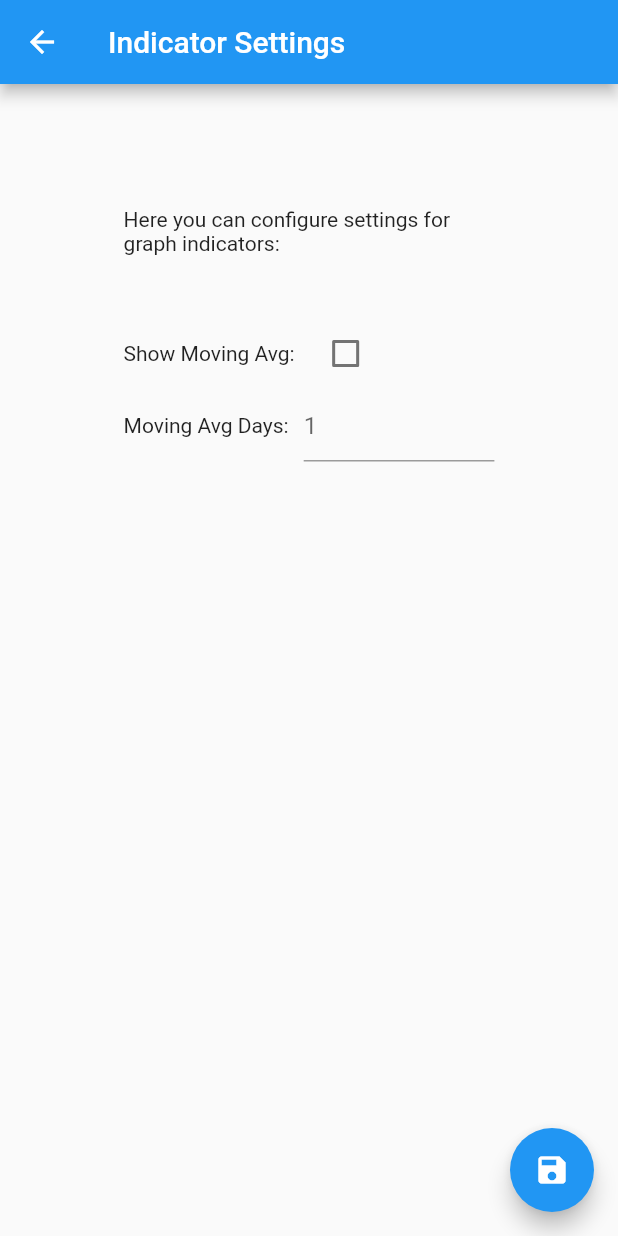
After one commit to dem42/bismuth, a Flutter app: the screen it shows after launch, after a tap on the "show chart" icon, on a phone screen of 412 x 824 dp. The commit adds this screen. Run offline on Flutter 3.47's test engine with Material 2 defaults, Android fonts, the phone set to English and light mode, and no system bars; our stand-ins replace charts_flutter, sembast; missing offline and left inert: page_view_indicator.

Commit message:
added moving avg indicator -> mvp done

```diff
--- a/lib/choice.dart
+++ b/lib/choice.dart
@@ -8,11 +8,12 @@ class Choice {
   final ChoiceActionType actionType;
 }
 
-enum ChoiceActionType { NEW_TRACK, DELETE_TRACK, CLEAR_DB, NEW_GROUP, DELETE_GROUP, OTHER }
+enum ChoiceActionType { NEW_TRACK, DELETE_TRACK, CLEAR_DB, NEW_GROUP, DELETE_GROUP, INDICATOR_SETTINGS, OTHER }
 
 const List<Choice> choices = const <Choice>[
   const Choice(title: 'New Track', icon: Icons.playlist_add, actionType: ChoiceActionType.NEW_TRACK),
   const Choice(title: 'New Group', icon: Icons.add_shopping_cart, actionType: ChoiceActionType.NEW_GROUP),
+  const Choice(title: 'Indicator', icon: Icons.show_chart, actionType: ChoiceActionType.INDICATOR_SETTINGS),
   const Choice(title: 'Delete Track', icon: Icons.remove, actionType: ChoiceActionType.DELETE_TRACK),
   const Choice(title: 'Delete Group', icon: Icons.remove_shopping_cart, actionType: ChoiceActionType.DELETE_GROUP),
   const Choice(title: 'Clear Database', icon: Icons.warning, actionType: ChoiceActionType.CLEAR_DB),
--- a/lib/data_base.dart
+++ b/lib/data_base.dart
@@ -2,6 +2,7 @@ import 'dart:convert';
 import 'dart:io';
 import 'dart:async';
 import 'package:bismuth/model/group.dart';
+import 'package:bismuth/model/indicator_settings.dart';
 import 'package:bismuth/model/track.dart';
 import 'package:bismuth/model/track_data.dart';
 import 'package:path_provider/path_provider.dart';
@@ -26,6 +27,8 @@ class BismuthDbConnection {
   static const String _GROUP_STRORE_KEY = "groups";
   static const String _TRACK_STRORE_KEY = "tracks";
   static const String _TRACK_DATA_STRORE_KEY = "track_data";
+  static const String _INDICATOR_STRORE_KEY = "indicator_data";
+  static const String _INDICATOR_KEY = "graph_indicator";
 
   static Future<BismuthDbConnection> openConnection() async {
     DatabaseFactory dbFactory = databaseFactoryIo;
@@ -41,7 +44,7 @@ class BismuthDbConnection {
     await putGroup(g1);
     await putGroup(g2);
 
-    Track t1 = new Track(name: "weight", group: g1, units: "kg", hasMovingAverage: true, movingAvgDays: 10);
+    Track t1 = new Track(name: "weight", group: g1, units: "kg");
     Track t2 = new Track(name: "test", group: g2, units: "hops");
     Track t3 = new Track(name: "test2", group: g2, units: "hops");
 
@@ -145,5 +148,21 @@ class BismuthDbConnection {
     await storeTracks.clear();
     final storeGroup = _db.getStore(_GROUP_STRORE_KEY);
     await storeGroup.clear();
+    final indicatorGroup = _db.getStore(_INDICATOR_STRORE_KEY);
+    await indicatorGroup.clear();
+  }
+
+  Future<void> updateIndicator(IndicatorSettings settings) async {
+    final store = _db.getStore(_INDICATOR_STRORE_KEY);
+    await store.put(json.encode(settings), _INDICATOR_KEY);
+  }
+
+  Future<IndicatorSettings> getIndicator() async {
+    final store = _db.getStore(_INDICATOR_STRORE_KEY);
+    var indicator = IndicatorSettings.fromJson(await store.get(_INDICATOR_KEY) as Map<String, dynamic>);
+    if (indicator == null) {
+      indicator = new IndicatorSettings();
+    }
+    return indicator;
   }
 }
--- /dev/null
+++ b/lib/indicator_settings_popup.dart
@@ -0,0 +1,80 @@
+import 'package:bismuth/model/group.dart';
+import 'package:bismuth/model/indicator_settings.dart';
+import 'package:flutter/material.dart';
+import 'package:flutter/services.dart';
+
+typedef void OnIndicatorSettingsUpdate(IndicatorSettings indicatorSettings);
+
+class IndicatorSettingsPage extends StatefulWidget {
+  final IndicatorSettings indicatorSettings;
+  final OnIndicatorSettingsUpdate handler;
+
+  IndicatorSettingsPage({@required this.indicatorSettings, @required this.handler});
+
+  @override
+  State<StatefulWidget> createState() =>
+      IndicatorSettingsPageState(indicatorSettings: indicatorSettings, handler: handler);
+}
+
+class IndicatorSettingsPageState extends State<IndicatorSettingsPage> {
+  final OnIndicatorSettingsUpdate handler;
+  final IndicatorSettings indicatorSettings = new IndicatorSettings();
+
+  IndicatorSettingsPageState({@required IndicatorSettings indicatorSettings, @required this.handler}) {
+    // copy the values from the passed in indicator settings
+    this.indicatorSettings.showMovingAvg = indicatorSettings?.showMovingAvg ?? false;
+    this.indicatorSettings.movingAvgDays = indicatorSettings?.movingAvgDays ?? 1;
+  }
+
+  @override
+  Widget build(BuildContext context) {
+    var size = MediaQuery.of(context).size;
+    return new Scaffold(
+      appBar: new AppBar(title: const Text("Indicator Settings")),
+      floatingActionButton: new FloatingActionButton(
+        child: new Icon(Icons.save),
+        onPressed: () async {
+          handler(indicatorSettings);
+          Navigator.of(context).pop();
+        },
+      ),
+      body: new Container(
+          padding: EdgeInsets.all(size.height / 10),
+          child: new Column(mainAxisAlignment: MainAxisAlignment.start, children: <Widget>[
+            new Container(
+                margin: EdgeInsets.only(bottom: size.height / 20),
+                child: const Text("Here you can configure settings for graph indicators:")),
+            new Row(children: <Widget>[
+              new Container(margin: const EdgeInsets.only(right: 10.0), child: const Text("Show Moving Avg:")),
+              new Checkbox(
+                value: indicatorSettings.showMovingAvg,
+                onChanged: (newShowMavg) {
+                  setState(() {
+                    indicatorSettings.showMovingAvg = newShowMavg;
+                  });
+                },
+              )
+            ]),
+            new Row(children: <Widget>[
+//              new Container(padding: const EdgeInsets.only(right: 10.0), child:
+              new Container(margin: const EdgeInsets.only(right: 10.0), child: const Text("Moving Avg Days:")),
+              new Expanded(
+                  child: new TextField(
+                      decoration: InputDecoration(hintText: "${indicatorSettings?.movingAvgDays ?? 0}"),
+                      keyboardType: TextInputType.numberWithOptions(decimal: false),
+                      onChanged: (data) {
+                        setState(() {
+                          indicatorSettings.movingAvgDays = int.parse(data);
+                        });
+                      }))
+            ])
+          ])),
+    );
+  }
+}
+
+MaterialPageRoute<void> createIndicatorSettingsRoute(IndicatorSettings settings, OnIndicatorSettingsUpdate handler) {
+  return new MaterialPageRoute<void>(builder: (BuildContext context) {
+    return new IndicatorSettingsPage(indicatorSettings: settings, handler: handler);
+  });
+}
--- /dev/null
+++ b/lib/model/indicator_settings.dart
@@ -0,0 +1,20 @@
+class IndicatorSettings {
+  bool showMovingAvg;
+  int movingAvgDays;
+
+  IndicatorSettings({this.showMovingAvg = false, this.movingAvgDays = 0});
+
+  IndicatorSettings.fromJson(Map<String, dynamic> json)
+      : showMovingAvg = json['showMovingAvg'],
+        movingAvgDays = json['movingAvgDays'];
+
+  Map<String, dynamic> toJson() =>
+      {
+        'showMovingAvg': showMovingAvg,
+        'movingAvgDays': movingAvgDays,
+      };
+
+  bool isValid() {
+    return showMovingAvg != null && movingAvgDays != null;
+  }
+}
--- a/lib/model/track.dart
+++ b/lib/model/track.dart
@@ -6,8 +6,6 @@ class Track {
   String groupName;
   Group _group;
   final String units;
-  final bool hasMovingAverage;
-  final int movingAvgDays;
   final List<TrackData> trackData = new List<TrackData>();
   final int timestamp;
 
@@ -22,7 +20,7 @@ class Track {
   }
   Group get group => _group;
 
-  Track({this.name, Group group, this.units, this.hasMovingAverage = false, this.movingAvgDays = 0, this.timestamp}) {
+  Track({this.name, Group group, this.units, this.timestamp}) {
     if (group != null) {
       this.group = group;
     }
@@ -32,8 +30,6 @@ class Track {
       : name = json['name'],
         groupName = json['groupName'],
         units = json['units'],
-        hasMovingAverage = json['hasMovingAverage'],
-        movingAvgDays = json['movingAvgDays'],
         timestamp = json['timestamp'];
 
   Map<String, dynamic> toJson() =>
@@ -41,8 +37,6 @@ class Track {
         'name': name,
         'groupName': groupName,
         'units': units,
-        'hasMovingAverage': hasMovingAverage,
-        'movingAvgDays': movingAvgDays,
         'timestamp': timestamp,
       };
 
--- a/lib/tracks_swipe_page.dart
+++ b/lib/tracks_swipe_page.dart
@@ -2,7 +2,9 @@ import 'dart:async';
 
 import 'package:bismuth/choice.dart';
 import 'package:bismuth/data_base.dart';
+import 'package:bismuth/indicator_settings_popup.dart';
 import 'package:bismuth/model/group.dart';
+import 'package:bismuth/model/indicator_settings.dart';
 import 'package:bismuth/model/track.dart';
 import 'package:bismuth/new_group_popup.dart';
 import 'package:bismuth/new_track_data_popup.dart';
@@ -24,13 +26,15 @@ class TracksPageState extends State<TracksSwipePage> {
   final ValueNotifier<int> pageIndexNotifier = ValueNotifier<int>(0);
   final BismuthDbConnection dbConnection;
   final PageController controller = new PageController(keepPage: false);
+  final TrackRefresher trackRefresher = new TrackRefresher();
 
   // mutable state
   final List<Track> tracks = new List<Track>();
   final List<Group> groups = new List<Group>();
+  IndicatorSettings indicatorSettings;
   int currentTrackIndex = 0;
 
-  TracksPageState(this.dbConnection) {}
+  TracksPageState(this.dbConnection);
 
   @override
   void initState() {
@@ -45,6 +49,12 @@ class TracksPageState extends State<TracksSwipePage> {
             groups.sort((g1, g2) => g1.order - g2.order);
           });
         });
+    });
+
+    dbConnection.getIndicator().then((newIndicatorSettings) {
+      setState(() {
+        indicatorSettings = newIndicatorSettings;
+      });
     });
   }
 
@@ -72,11 +82,17 @@ class TracksPageState extends State<TracksSwipePage> {
                 _onChoice(choices[1], context);
               },
             ),
+            IconButton(
+              icon: Icon(choices[2].icon),
+              onPressed: () {
+                _onChoice(choices[2], context);
+              },
+            ),
             // overflow menu
             PopupMenuButton<Choice>(
               onSelected: (choice) => _onChoice(choice, context),
               itemBuilder: (BuildContext context) {
-                return choices.skip(2).map((Choice choice) {
+                return choices.skip(3).map((Choice choice) {
                   return PopupMenuItem<Choice>(
                     value: choice,
                     child: Text(choice.title),
@@ -133,7 +149,7 @@ class TracksPageState extends State<TracksSwipePage> {
       },
       itemCount: tracks.length,
       itemBuilder: (context, index) {
-        return new TrackPage(track: tracks[index], dbConnection: dbConnection);
+        return new TrackPage(track: tracks[index], dbConnection: dbConnection, indicatorSettings: indicatorSettings, refresher: trackRefresher,);
       },
     );
   }
@@ -199,6 +215,9 @@ class TracksPageState extends State<TracksSwipePage> {
         break;
       case ChoiceActionType.DELETE_GROUP:
         break;
+      case ChoiceActionType.INDICATOR_SETTINGS:
+        _onIndicatorSettingsAction();
+        break;
       case ChoiceActionType.OTHER:
         assert(false);
     }
@@ -263,4 +282,17 @@ class TracksPageState extends State<TracksSwipePage> {
       });
     }));
   }
+
+  void _onIndicatorSettingsAction() {
+    Navigator.of(context).push(createIndicatorSettingsRoute(indicatorSettings, (newIndicatorSettings) {
+      if (!newIndicatorSettings.isValid()) {
+        return;
+      }
+      dbConnection.updateIndicator(newIndicatorSettings);
+      setState(() {
+        indicatorSettings = newIndicatorSettings;
+        trackRefresher.refreshPages(indicatorSettings);
+      });
+    }));
+  }
 }
```
Also changed, not shown: lib/charts.dart (+33 -1 lines), lib/track_page.dart (+33 -17 lines), 1 other file.
